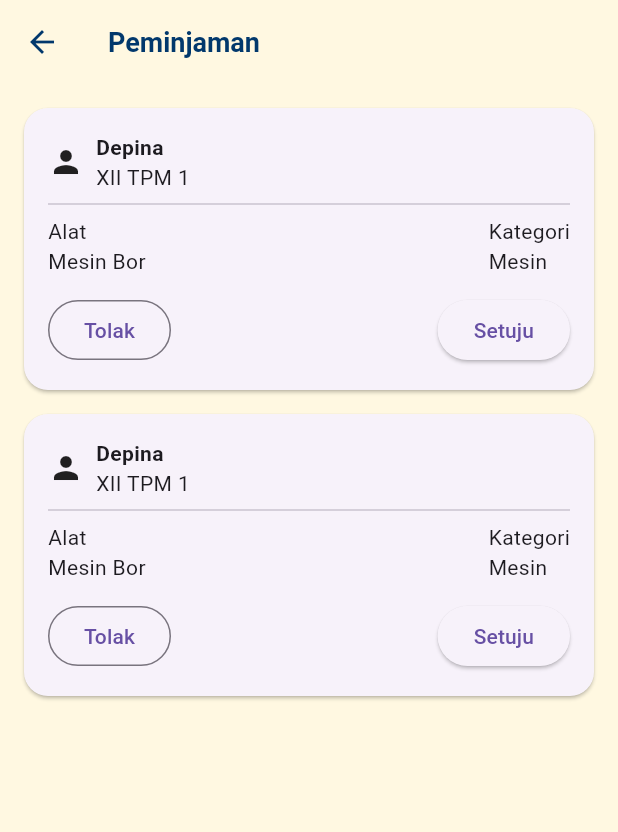
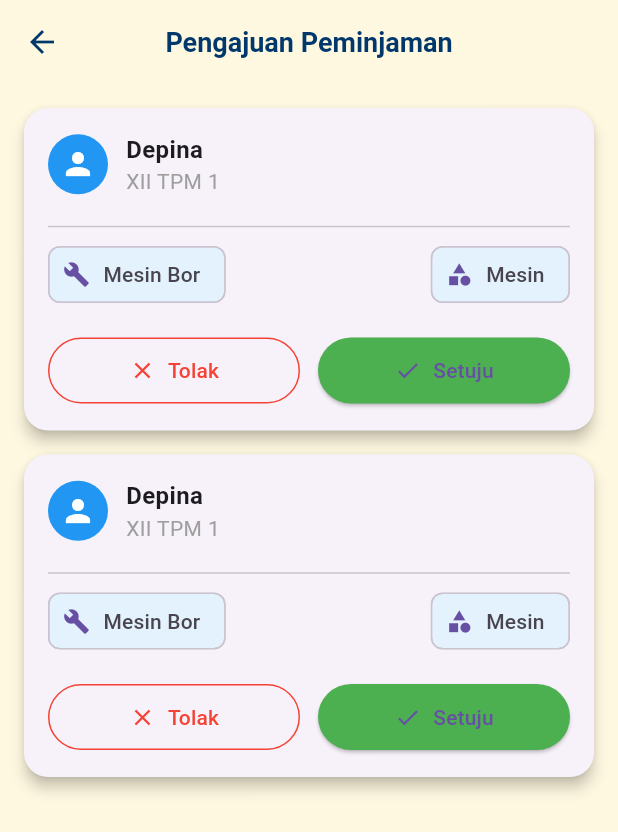
Before and after one commit to devinaputria/peminjaman_ukk, a Flutter app: the PetugasBerandaPage screen opened directly, on a phone screen of 412 x 824 dp. Shown: the top 832 px of the screen. Run offline on Flutter 3.47's test engine with Material 3 defaults, Android fonts, the light colour scheme and no system bars.

Commit message:
ui beranda petugas

```diff
--- a/lib/screens/petugas_beranda_page.dart
+++ b/lib/screens/petugas_beranda_page.dart
@@ -6,12 +6,16 @@ class PetugasBerandaPage extends StatelessWidget {
   @override
   Widget build(BuildContext context) {
     return Scaffold(
-      appBar: AppBar(title: const Text('Peminjaman')),
+      appBar: AppBar(
+        title: const Text('Pengajuan Peminjaman'),
+        centerTitle: true,
+      ),
       body: ListView.builder(
         padding: const EdgeInsets.all(16),
         itemCount: 2,
         itemBuilder: (context, index) {
           return Card(
+            elevation: 4,
             shape: RoundedRectangleBorder(
               borderRadius: BorderRadius.circular(16),
             ),
@@ -21,39 +25,79 @@ class PetugasBerandaPage extends StatelessWidget {
               child: Column(
                 crossAxisAlignment: CrossAxisAlignment.start,
                 children: [
-                  const Row(
-                    children: [
-                      Icon(Icons.person),
-                      SizedBox(width: 8),
+                  // ================= PEMINJAM =================
+                  Row(
+                    children: const [
+                      CircleAvatar(
+                        backgroundColor: Colors.blue,
+                        child: Icon(Icons.person, color: Colors.white),
+                      ),
+                      SizedBox(width: 12),
                       Column(
                         crossAxisAlignment: CrossAxisAlignment.start,
                         children: [
-                          Text('Depina',
-                              style: TextStyle(fontWeight: FontWeight.bold)),
-                          Text('XII TPM 1'),
+                          Text(
+                            'Depina',
+                            style: TextStyle(
+                              fontWeight: FontWeight.bold,
+                              fontSize: 16,
+                            ),
+                          ),
+                          Text(
+                            'XII TPM 1',
+                            style: TextStyle(color: Colors.grey),
+                          ),
                         ],
                       )
                     ],
                   ),
+
+                  const SizedBox(height: 12),
                   const Divider(),
-                  const Row(
-                    mainAxisAlignment: MainAxisAlignment.spaceBetween,
-                    children: [
-                      Text('Alat\nMesin Bor'),
-                      Text('Kategori\nMesin'),
-                    ],
-                  ),
-                  const SizedBox(height: 12),
+
+                  // ================= INFO ALAT =================
                   Row(
                     mainAxisAlignment: MainAxisAlignment.spaceBetween,
                     children: [
-                      OutlinedButton(
-                        onPressed: () {},
-                        child: const Text('Tolak'),
+                      infoChip(
+                        icon: Icons.build,
+                        label: 'Mesin Bor',
                       ),
-                      ElevatedButton(
-                        onPressed: () {},
-                        child: const Text('Setuju'),
+                      infoChip(
+                        icon: Icons.category,
+                        label: 'Mesin',
+                      ),
+                    ],
+                  ),
+
+                  const SizedBox(height: 16),
+
+                  // ================= AKSI =================
+                  Row(
+                    children: [
+                      Expanded(
+                        child: OutlinedButton.icon(
+                          onPressed: () {},
+                          icon: const Icon(Icons.close),
+                          label: const Text('Tolak'),
+                          style: OutlinedButton.styleFrom(
+                            foregroundColor: Colors.red,
+                            side: const BorderSide(color: Colors.red),
+                            padding: const EdgeInsets.symmetric(vertical: 12),
+                          ),
+                        ),
+                      ),
+                      const SizedBox(width: 12),
+                      Expanded(
+                        child: ElevatedButton.icon(
+                          onPressed: () {},
+                          icon: const Icon(Icons.check),
+                          label: const Text('Setuju'),
+                          style: ElevatedButton.styleFrom(
+                            backgroundColor: Colors.green,
+                            padding: const EdgeInsets.symmetric(vertical: 12),
+                          ),
+                        ),
                       ),
                     ],
                   )
@@ -65,4 +109,13 @@ class PetugasBerandaPage extends StatelessWidget {
       ),
     );
   }
+
+  // ================= WIDGET CHIP =================
+  static Widget infoChip({required IconData icon, required String label}) {
+    return Chip(
+      avatar: Icon(icon, size: 18),
+      label: Text(label),
+      backgroundColor: Colors.blue.shade50,
+    );
+  }
 }
```
